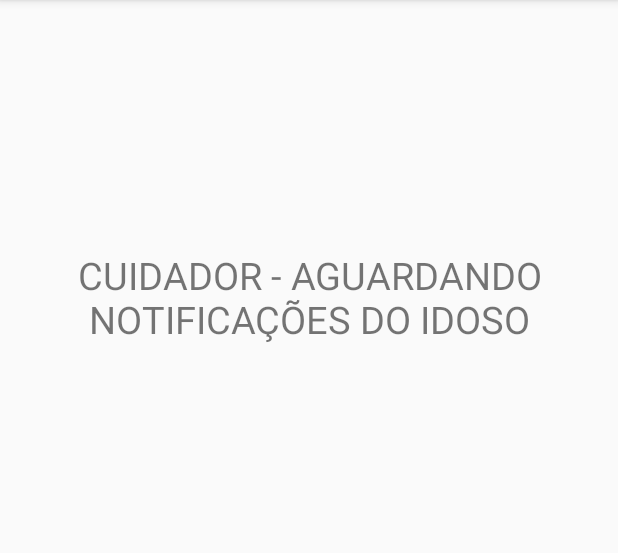
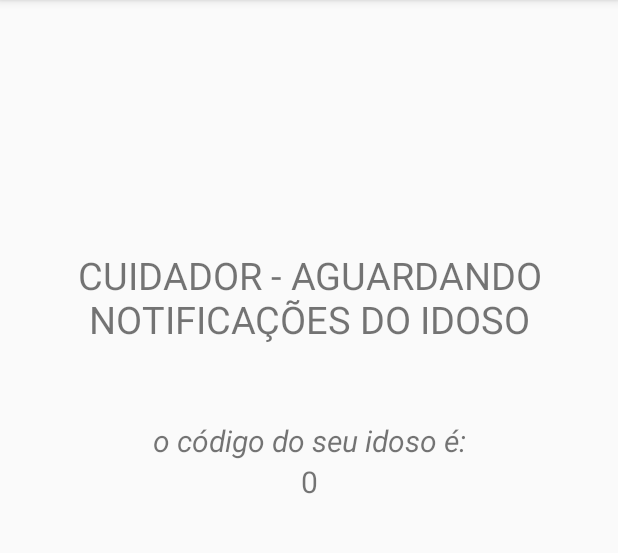
Before and after one commit to JonasLopesdoO/Elderly-Care, an Android app: the CuidadorAguardarActivity screen opened directly, with no data from a screen before it, on a phone screen of 412 x 824 dp, the part 84-637 px from its top. Run offline under Robolectric (Android 15) with nearby library versions, the phone set to English and light mode, and no system bars.

Commit message:
Relacionamento entre cuidador e idoso estabelecida com sucesso

```diff
--- a/app/src/main/java/com/ufc/quixada/elderlycare/CuidadorAguardarActivity.java
+++ b/app/src/main/java/com/ufc/quixada/elderlycare/CuidadorAguardarActivity.java
@@ -2,12 +2,29 @@ package com.ufc.quixada.elderlycare;
 
 import android.support.v7.app.AppCompatActivity;
 import android.os.Bundle;
+import android.widget.TextView;
 
 public class CuidadorAguardarActivity extends AppCompatActivity {
+
+    TextView txtCodigoIdoso;
 
     @Override
     protected void onCreate(Bundle savedInstanceState) {
         super.onCreate(savedInstanceState);
         setContentView(R.layout.activity_cuidador_aguardar);
+
+        txtCodigoIdoso = findViewById(R.id.txtCodigoIdoso);
+        getSharedPreferences();
+    }
+
+    @Override
+    public void onBackPressed() {
+        this.moveTaskToBack(true);
+    }
+
+    protected void getSharedPreferences() {
+        Preferencias preferencias = new Preferencias(CuidadorAguardarActivity.this);
+        Integer codigoIdoso = preferencias.getCodigoIdoso();
+        txtCodigoIdoso.setText(String.valueOf(codigoIdoso));
     }
 }
--- a/app/src/main/java/com/ufc/quixada/elderlycare/IdosoActivity.java
+++ b/app/src/main/java/com/ufc/quixada/elderlycare/IdosoActivity.java
@@ -5,6 +5,7 @@ import android.support.v7.app.AppCompatActivity;
 import android.os.Bundle;
 import android.util.Log;
 import android.widget.TextView;
+import android.widget.Toast;
 import com.google.firebase.database.DataSnapshot;
 import com.google.firebase.database.DatabaseError;
 import com.google.firebase.database.DatabaseReference;
--- a/app/src/main/res/layout/activity_cuidador_aguardar.xml
+++ b/app/src/main/res/layout/activity_cuidador_aguardar.xml
@@ -22,4 +22,22 @@
             android:text="CUIDADOR - AGUARDANDO NOTIFICAÇÕES DO IDOSO"
             android:textSize="25sp"/>
 
+    <TextView
+            android:id="@+id/txtCodigo"
+            android:layout_width="match_parent"
+            android:layout_height="wrap_content"
+            android:layout_marginTop="50dp"
+            android:gravity="center"
+            android:textStyle="italic"
+            android:text="o código do seu idoso é:"
+            android:textSize="20sp"/>
+
+    <TextView
+            android:id="@+id/txtCodigoIdoso"
+            android:layout_width="match_parent"
+            android:layout_height="wrap_content"
+            android:gravity="center"
+            android:text="..."
+            android:textSize="20sp"/>
+
 </LinearLayout>
--- a/app/src/main/res/layout/activity_idoso_notificar.xml
+++ b/app/src/main/res/layout/activity_idoso_notificar.xml
@@ -25,7 +25,7 @@
             android:id="@+id/txtNotificacao1"
             android:layout_width="match_parent"
             android:layout_height="wrap_content"
-            android:layout_marginTop="200dp"
+            android:layout_marginTop="100dp"
             android:text="Aperte uma vez se você quer beber água."
             android:textSize="20sp"/>
 
```
Also changed, not shown: app/src/main/java/com/ufc/quixada/elderlycare/CuidadorActivity.java (+37 -0 lines).
